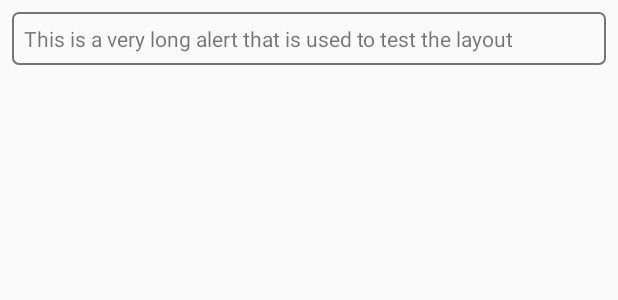
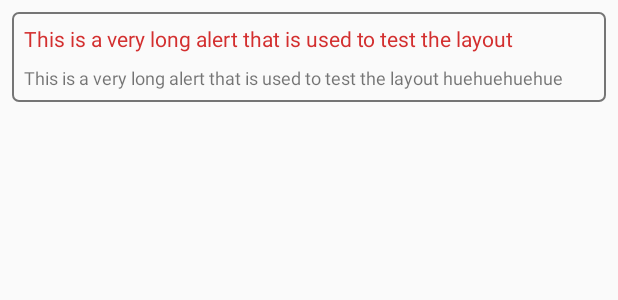
Before and after one commit to giangpham96/HelRoute, an Android app: the layout item_alert.xml on its own in the app's theme, with its tools: preview values and no code run, on a phone screen of 412 x 824 dp. Shown: the top 300 px of the screen. Run offline under Robolectric (Android 15) with nearby library versions, the phone set to English and light mode, and no system bars.

Commit message:
filtered out duplicated alerts, added translation for alerts

```diff
--- a/app/src/main/res/layout/activity_map.xml
+++ b/app/src/main/res/layout/activity_map.xml
@@ -87,6 +87,7 @@
             android:orientation="vertical"
             android:paddingLeft="@dimen/mp_normal"
             android:paddingRight="@dimen/mp_normal"
+            app:fastScrollEnabled="false"
             app:layoutManager="android.support.v7.widget.LinearLayoutManager"
             tools:listitem="@layout/item_leg_walk" />
     </LinearLayout>
--- a/app/src/main/res/layout/item_alert.xml
+++ b/app/src/main/res/layout/item_alert.xml
@@ -1,10 +1,27 @@
 <?xml version="1.0" encoding="utf-8"?>
-<TextView xmlns:android="http://schemas.android.com/apk/res/android"
+<LinearLayout xmlns:android="http://schemas.android.com/apk/res/android"
     xmlns:tools="http://schemas.android.com/tools"
-    android:id="@+id/tvAlert"
     android:layout_width="match_parent"
     android:layout_height="wrap_content"
     android:layout_margin="@dimen/mp_small"
     android:background="@drawable/bg_alert"
-    android:padding="@dimen/mp_small"
-    tools:text="This is a very long alert that is used to test the layout" />
+    android:orientation="vertical">
+
+    <TextView
+        android:id="@+id/tvAlert"
+        android:layout_width="match_parent"
+        android:layout_height="wrap_content"
+        android:padding="@dimen/mp_small"
+        android:textColor="@color/dark_red"
+        tools:text="This is a very long alert that is used to test the layout" />
+
+    <TextView
+        android:id="@+id/tvTranslate"
+        android:layout_width="match_parent"
+        android:layout_height="wrap_content"
+        android:paddingBottom="@dimen/mp_small"
+        android:paddingLeft="@dimen/mp_small"
+        android:paddingRight="@dimen/mp_small"
+        android:textSize="@dimen/small_text_size"
+        tools:text="This is a very long alert that is used to test the layout huehuehuehue" />
+</LinearLayout>
--- a/app/src/main/res/layout/item_leg_transport.xml
+++ b/app/src/main/res/layout/item_leg_transport.xml
@@ -295,8 +295,9 @@
             android:layout_width="0dp"
             android:layout_height="wrap_content"
             android:layout_marginLeft="0dp"
-            android:layout_marginTop="8dp"
+            android:layout_marginTop="@dimen/mp_small"
             android:orientation="vertical"
+            app:fastScrollEnabled="false"
             app:layoutManager="android.support.v7.widget.LinearLayoutManager"
             app:layout_constraintHorizontal_bias="0.0"
             app:layout_constraintLeft_toLeftOf="@+id/view"
```
Also changed, not shown: app/src/main/java/leo/me/la/finroute/showAlert/AlertAdapter.java (+27 -2 lines), app/src/main/res/layout/item_invisible.xml (renamed from app/src/main/res/layout/item_stop_hide.xml).
